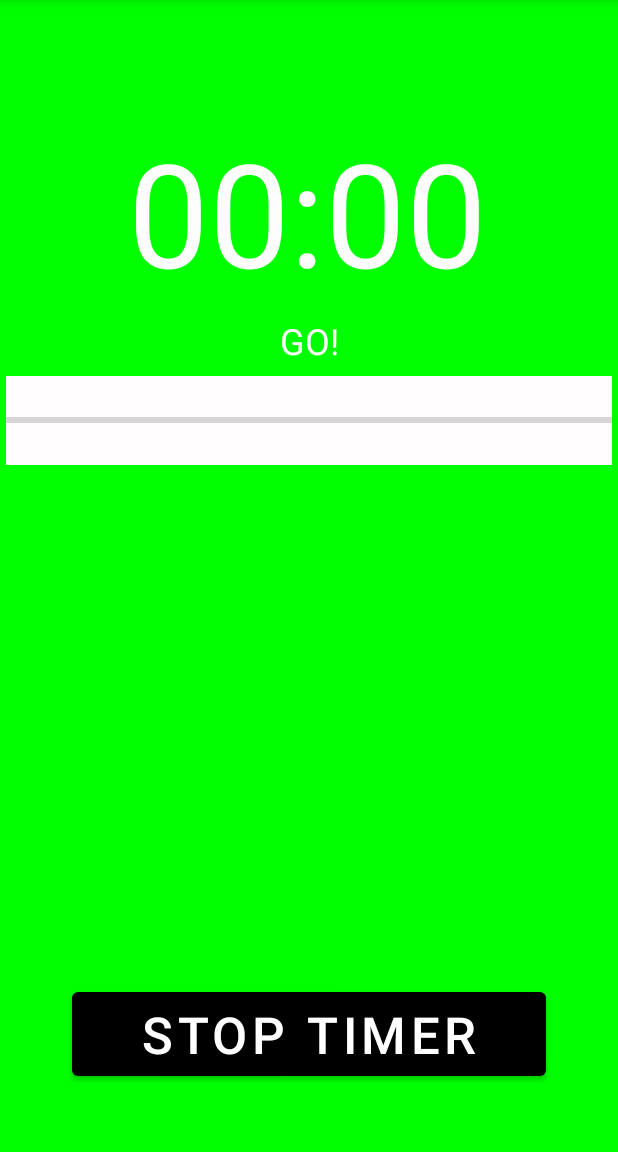
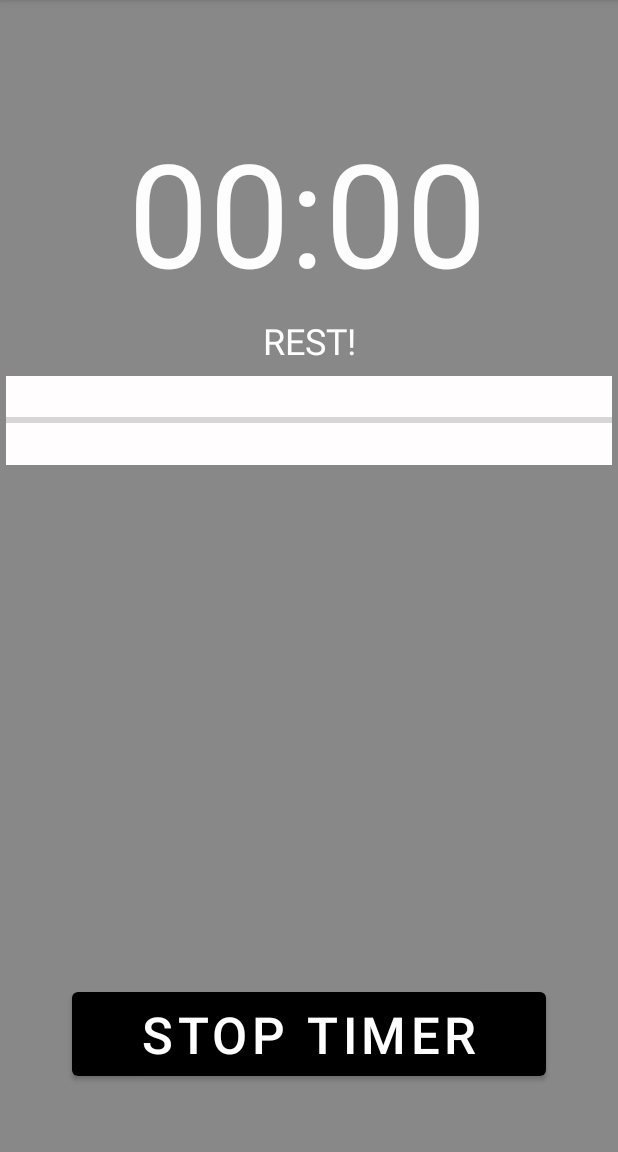
Before and after one commit to Thumbness/Task_4.1, an Android app: the screen it shows after launch (MainActivity), after a tap on "START TIMER", on a phone screen of 412 x 824 dp, the part 84-1236 px from its top. Run offline under Robolectric (Android 15) with nearby library versions, the phone set to English and light mode, and no system bars; 2 statements that could not run were skipped.

Commit message:
Add background image and fix visibility issues for views

```diff
--- a/app/src/main/java/pass/task/four/one/MainActivity.java
+++ b/app/src/main/java/pass/task/four/one/MainActivity.java
@@ -1,5 +1,6 @@
 package pass.task.four.one;
 
+import androidx.annotation.DrawableRes;
 import androidx.appcompat.app.AppCompatActivity;
 import androidx.constraintlayout.widget.ConstraintLayout;
 
@@ -52,7 +53,7 @@ public class MainActivity extends AppCompatActivity {
         //Get and Set
         workoutDuration = Integer.parseInt(etWorkoutDuration.getText().toString()) * 1000;
         restDuration = Integer.parseInt(etRestDuration.getText().toString()) * 1000;
-        btnStart.setVisibility(btnStart.INVISIBLE);
+        initializeUI();
         startRestTimer();
 
     }
@@ -130,7 +131,9 @@ public class MainActivity extends AppCompatActivity {
 
     private void resetUI(){
         goStopView.setEnabled(false);
-        myLayout.setBackgroundColor(Color.WHITE);
+        timeRemaining.setVisibility(timeRemaining.INVISIBLE);
+        goStopView.setVisibility(goStopView.INVISIBLE);
+        myLayout.setBackgroundResource(R.drawable.background_image);
         etWorkoutDuration.setEnabled(true);
         etWorkoutDuration.setVisibility(etWorkoutDuration.VISIBLE);
         etRestDuration.setEnabled(true);
@@ -139,9 +142,12 @@ public class MainActivity extends AppCompatActivity {
         progressBar.setProgress(0);
         etRestDuration.setText("");
         etWorkoutDuration.setText("");
+        progressBar.setVisibility(progressBar.INVISIBLE);
         btnStop.setVisibility(btnStop.INVISIBLE);
     }
     private void initializeUI(){
+        timeRemaining.setVisibility(timeRemaining.VISIBLE);
+        goStopView.setVisibility(goStopView.VISIBLE);
         etWorkoutDuration.setEnabled(false);
         etWorkoutDuration.setVisibility(etWorkoutDuration.INVISIBLE);
         etRestDuration.setEnabled(false);
@@ -151,6 +157,7 @@ public class MainActivity extends AppCompatActivity {
         goStopView.setEnabled(true);
         goStopView.setText("GO!");
         myLayout.setBackgroundColor(Color.GREEN);
+        progressBar.setVisibility(progressBar.VISIBLE);
         progressBar.setMax(workoutDuration);
     }
 
--- a/app/src/main/res/layout/activity_main.xml
+++ b/app/src/main/res/layout/activity_main.xml
@@ -5,6 +5,7 @@
     android:id="@+id/constraintLayout"
     android:layout_width="match_parent"
     android:layout_height="match_parent"
+    android:background="@drawable/background_image"
     tools:context=".MainActivity">
 
     <TextView
@@ -17,6 +18,7 @@
         android:textAlignment="center"
         android:textColor="#FDFDFD"
         android:textSize="96sp"
+        android:visibility="invisible"
         app:layout_constraintBottom_toTopOf="@+id/progress_bar"
         app:layout_constraintEnd_toEndOf="parent"
         app:layout_constraintHorizontal_bias="0.0"
@@ -31,6 +33,7 @@
         android:background="#FFFDFD"
         android:indeterminate="false"
         android:max="100"
+        android:visibility="invisible"
         app:layout_constraintBottom_toTopOf="@+id/et_workout_duration"
         app:layout_constraintEnd_toEndOf="parent"
         app:layout_constraintHorizontal_bias="0.5"
@@ -41,6 +44,7 @@
         android:id="@+id/et_workout_duration"
         android:layout_width="0dp"
         android:layout_height="wrap_content"
+        android:background="#FFFFFF"
         android:hint="@string/workout_time"
         android:minHeight="48dp"
         android:textAlignment="center"
@@ -54,6 +58,7 @@
         android:id="@+id/et_rest_duration"
         android:layout_width="0dp"
         android:layout_height="wrap_content"
+        android:background="#FFFFFF"
         android:hint="@string/rest_time"
         android:minHeight="48dp"
         android:textAlignment="center"
@@ -97,6 +102,7 @@
         android:textAlignment="center"
         android:textColor="#FDFDFD"
         android:textSize="24sp"
+        android:visibility="invisible"
         app:layout_constraintBottom_toTopOf="@+id/progress_bar"
         app:layout_constraintEnd_toEndOf="parent"
         app:layout_constraintStart_toStartOf="parent"
```
Also changed, not shown: app/src/main/res/drawable/background_image.jpg (added).
